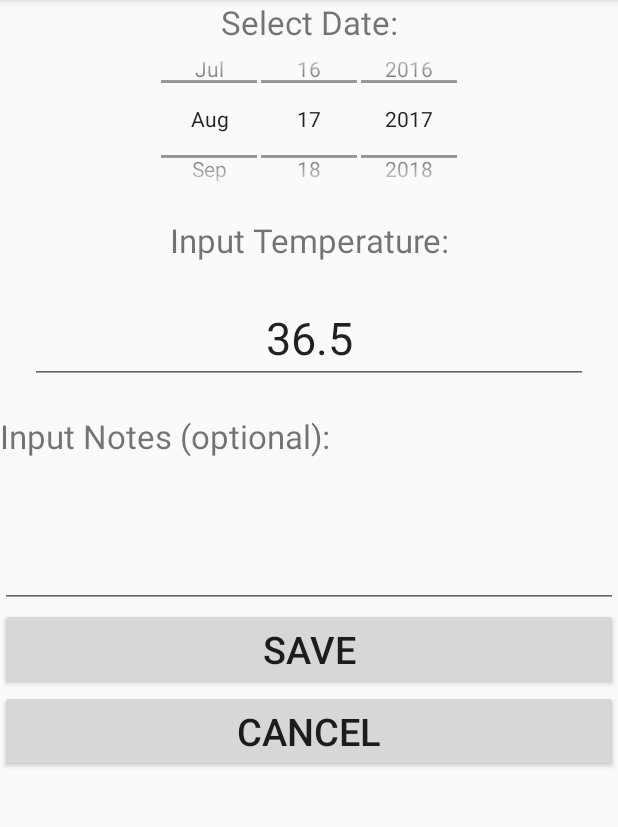
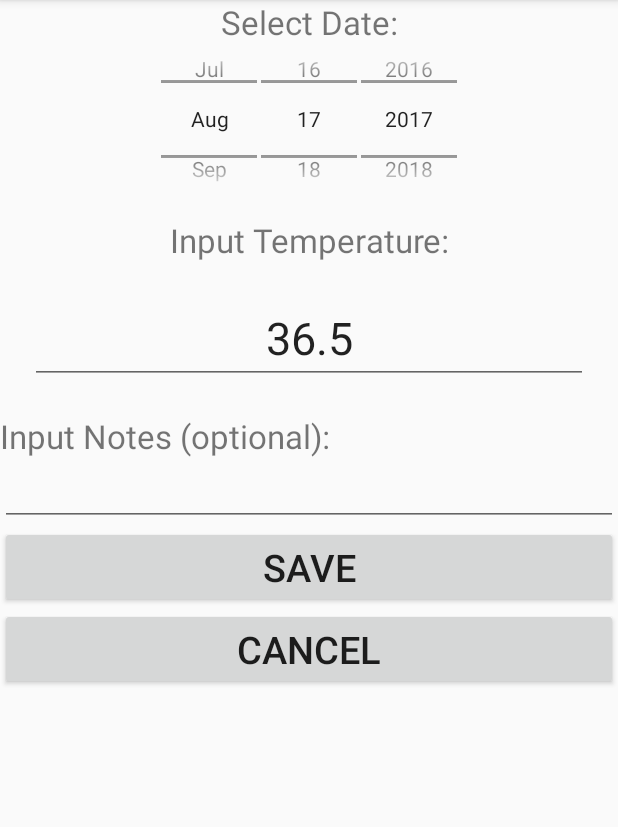
Before and after one commit to itirium/TempObserverJava, an Android app: the screen it shows after launch (InputData), in the options menu, after a tap on "Input Temperature", on a phone screen of 412 x 824 dp, the part 84-911 px from its top. Run offline under Robolectric (Android 15) with nearby library versions, the phone set to English and light mode, and no system bars; libraries missing offline, so code that uses them is left out: com.jjoe64.graphview; 17 statements that could not run were skipped.

Commit message:
fit to screen + order graph data by date

```diff
--- a/app/src/main/java/com/example/itirium/tempobserverjava/GraphActivity.java
+++ b/app/src/main/java/com/example/itirium/tempobserverjava/GraphActivity.java
@@ -57,7 +57,7 @@ public class GraphActivity extends AppCompatActivity {
                 null,
                 null,
                 null,
-                null);
+                TempContract.TempEntry.COLUMN_DATE);
 
 
         try {
--- a/app/src/main/res/layout/activity_input_data.xml
+++ b/app/src/main/res/layout/activity_input_data.xml
@@ -58,7 +58,7 @@
         android:textSize="22sp"/>
     <EditText
         android:layout_width="match_parent"
-        android:layout_height="100dp"
+        android:layout_height="wrap_content"
         android:id="@+id/input_notes_field"
         android:inputType="text"
         />
```
Also changed, not shown: 1 other file.
